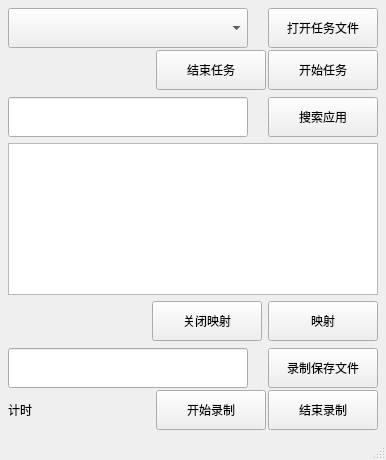
The window that mainwindow.ui (fuZhRen/SoftwareManager) describes before a commit, drawn with Qt 5.
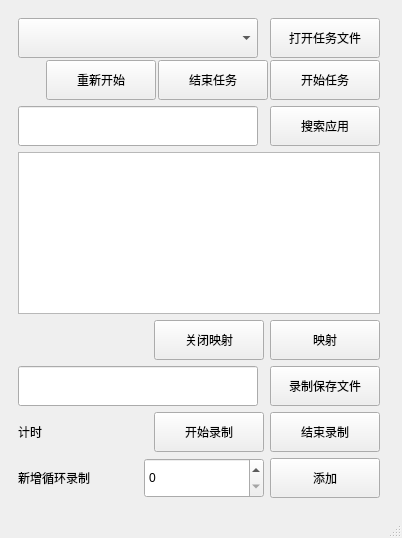
The same window after the commit.

What changed in the file:
```diff
--- a/mainwindow.ui
+++ b/mainwindow.ui
@@ -6,30 +6,15 @@
    <rect>
     <x>0</x>
     <y>0</y>
-    <width>386</width>
-    <height>460</height>
+    <width>402</width>
+    <height>538</height>
    </rect>
   </property>
   <property name="windowTitle">
    <string>MainWindow</string>
   </property>
   <widget class="QWidget" name="centralwidget">
-   <layout class="QHBoxLayout" name="horizontalLayout_7">
-    <property name="spacing">
-     <number>3</number>
-    </property>
-    <property name="leftMargin">
-     <number>3</number>
-    </property>
-    <property name="topMargin">
-     <number>3</number>
-    </property>
-    <property name="rightMargin">
-     <number>3</number>
-    </property>
-    <property name="bottomMargin">
-     <number>3</number>
-    </property>
+   <layout class="QVBoxLayout" name="verticalLayout_3">
     <item>
      <widget class="QWidget" name="widget" native="true">
       <property name="sizePolicy">
@@ -50,21 +35,7 @@
         <height>16777215</height>
        </size>
       </property>
-      <layout class="QVBoxLayout" name="verticalLayout_4">
-       <property name="leftMargin">
-        <number>5</number>
-       </property>
-       <property name="topMargin">
-        <number>5</number>
-       </property>
-       <property name="rightMargin">
-        <number>5</number>
-       </property>
-       <property name="bottomMargin">
-        <number>5</number>
-       </property>
-       <item>
-        <layout class="QVBoxLayout" name="verticalLayout_3">
+      <layout class="QVBoxLayout" name="verticalLayout">
          <item>
           <layout class="QVBoxLayout" name="verticalLayout_2">
            <property name="spacing">
@@ -152,6 +123,31 @@
                </property>
               </spacer>
              </item>
+           <item>
+            <widget class="QPushButton" name="restart_task">
+             <property name="sizePolicy">
+              <sizepolicy hsizetype="Fixed" vsizetype="Fixed">
+               <horstretch>0</horstretch>
+               <verstretch>0</verstretch>
+              </sizepolicy>
+             </property>
+             <property name="minimumSize">
+              <size>
+               <width>110</width>
+               <height>40</height>
+              </size>
+             </property>
+             <property name="maximumSize">
+              <size>
+               <width>110</width>
+               <height>40</height>
+              </size>
+             </property>
+             <property name="text">
+              <string>重新开始</string>
+             </property>
+            </widget>
+           </item>
              <item>
               <widget class="QPushButton" name="end_task">
                <property name="sizePolicy">
@@ -213,8 +209,8 @@
            </property>
            <property name="sizeHint" stdset="0">
             <size>
-             <width>20</width>
-             <height>40</height>
+           <width>355</width>
+           <height>1</height>
             </size>
            </property>
           </spacer>
@@ -363,17 +359,12 @@
            </property>
            <property name="sizeHint" stdset="0">
             <size>
-             <width>20</width>
-             <height>40</height>
+           <width>355</width>
+           <height>1</height>
             </size>
            </property>
           </spacer>
          </item>
-         <item>
-          <layout class="QVBoxLayout" name="verticalLayout">
-           <property name="spacing">
-            <number>2</number>
-           </property>
            <item>
             <layout class="QHBoxLayout" name="horizontalLayout_2">
              <property name="spacing">
@@ -502,7 +493,58 @@
              </item>
             </layout>
            </item>
-          </layout>
+       <item>
+        <layout class="QHBoxLayout" name="horizontalLayout_8">
+         <item>
+          <widget class="QLabel" name="label">
+           <property name="text">
+            <string>新增循环录制</string>
+           </property>
+          </widget>
+         </item>
+         <item>
+          <widget class="QSpinBox" name="loop_times">
+           <property name="minimumSize">
+            <size>
+             <width>90</width>
+             <height>40</height>
+            </size>
+           </property>
+           <property name="maximumSize">
+            <size>
+             <width>16777215</width>
+             <height>40</height>
+            </size>
+           </property>
+           <property name="maximum">
+            <number>10000</number>
+           </property>
+          </widget>
+         </item>
+         <item>
+          <widget class="QPushButton" name="add_loop">
+           <property name="sizePolicy">
+            <sizepolicy hsizetype="Fixed" vsizetype="Fixed">
+             <horstretch>0</horstretch>
+             <verstretch>0</verstretch>
+            </sizepolicy>
+           </property>
+           <property name="minimumSize">
+            <size>
+             <width>110</width>
+             <height>40</height>
+            </size>
+           </property>
+           <property name="maximumSize">
+            <size>
+             <width>110</width>
+             <height>40</height>
+            </size>
+           </property>
+           <property name="text">
+            <string>添加</string>
+           </property>
+          </widget>
          </item>
         </layout>
        </item>
```
Left out of the diff: 2 changed lines with no effect on the pictures. Lines whose indentation alone changed are shown as unchanged.
